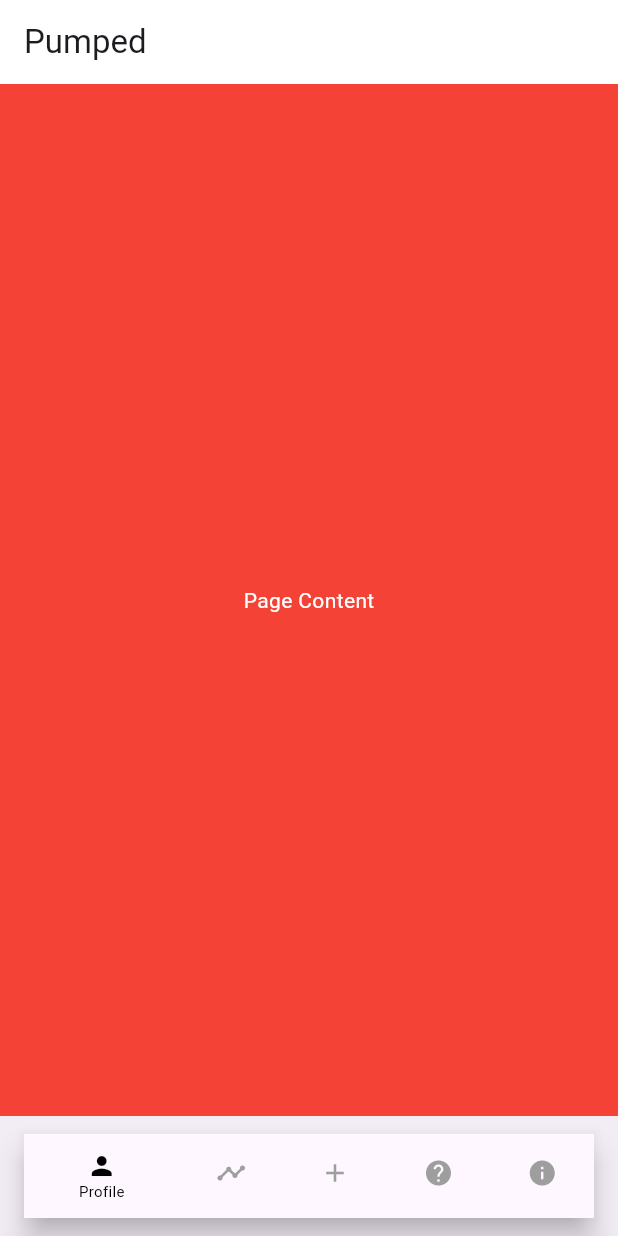
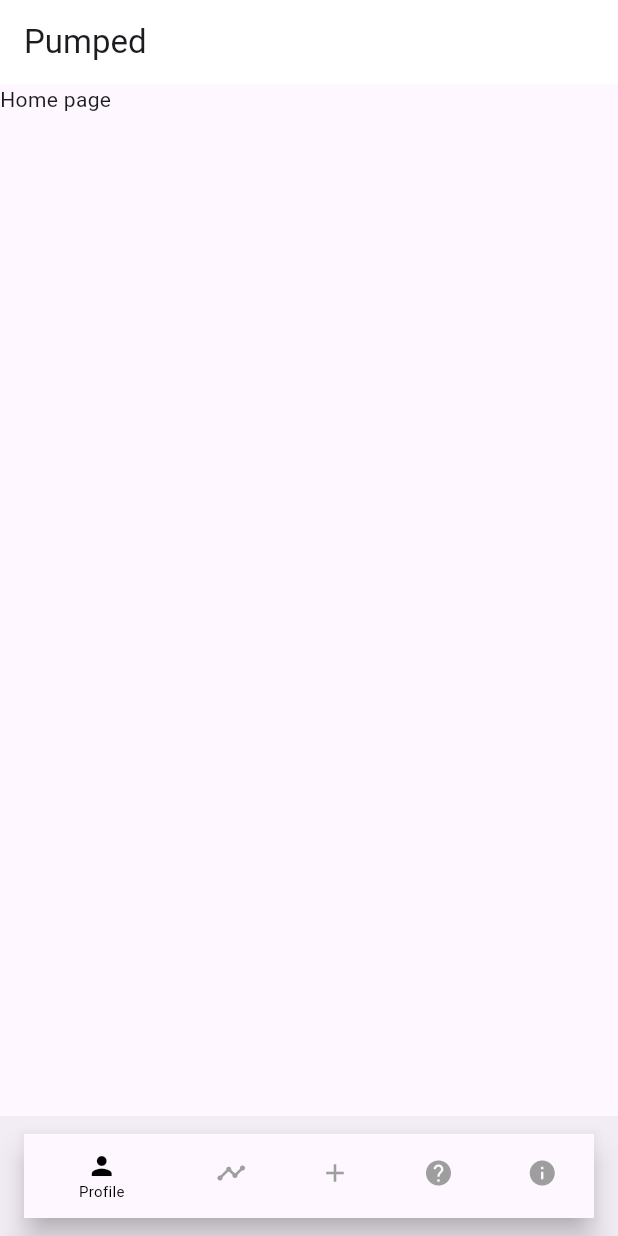
Before and after one commit to jjj7632/SmartGymCompanion, a Flutter app: the screen it shows after launch, on a phone screen of 412 x 824 dp. Run offline on Flutter 3.47's test engine with Material 2 defaults, Android fonts, the light colour scheme and no system bars.

Commit message:
Created a file for the home page; implemented into main

```diff
--- a/flutter/lib/home.dart
+++ b/flutter/lib/home.dart
@@ -0,0 +1,24 @@
+/// Home Page
+///
+/// The home page users use to naviagte the app
+/// along with navigation bar
+///
+/// Author: Patricio Solis
+/// Created on: Aug 26, 2023
+
+import 'package:flutter/material.dart';
+
+class HomePage extends StatefulWidget{
+  @override
+  State<HomePage> createState() => _HomePageState();
+}
+
+class _HomePageState extends State<HomePage> {
+
+  @override
+  Widget build(BuildContext context){
+    return Scaffold(
+      body: Text("Home page"),
+    );
+  }
+}
--- a/flutter/lib/main.dart
+++ b/flutter/lib/main.dart
@@ -1,4 +1,5 @@
 import 'package:flutter/material.dart';
+import 'home.dart';
 
 void main() {
   runApp(const MyApp());
@@ -33,7 +34,7 @@ class _MyHomePageState extends State<MyHomePage> {
   int _currentIndex = 0;
 
   final List<Widget> _pages = [
-    PlaceholderWidget(color: Colors.red),
+    HomePage(),
     PlaceholderWidget(color: Colors.yellow),
     PlaceholderWidget(color: Colors.green),
     PlaceholderWidget(color: Colors.blue),
```
